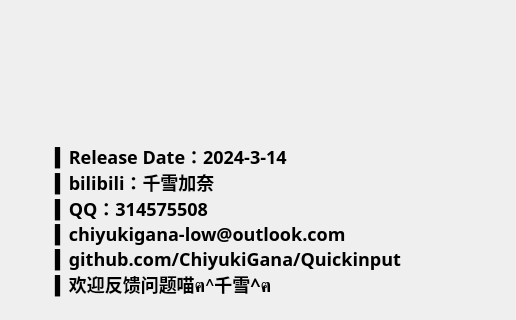
ChiyukiGana/Quickinput, file .ui/AboutUi.ui: the form before one commit; both pictures show x 0 to 516 and y 0 to 320 of the 640 by 440 pixel window.
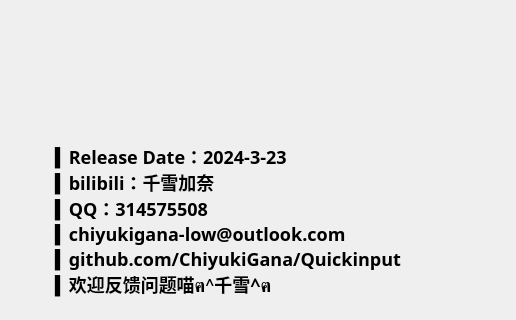
The form after the commit. Icons and pictures are not drawn.

The edit to the form file:
```diff
--- a/.ui/AboutUi.ui
+++ b/.ui/AboutUi.ui
@@ -75,7 +75,7 @@
 QLabel:hover{color:#00F;}</string>
      </property>
      <property name="text">
-      <string>▍Release Date：2024-3-14
+      <string>▍Release Date：2024-3-23
 ▍bilibili：千雪加奈
 ▍QQ：314575508
 ▍chiyukigana-low@outlook.com
```
